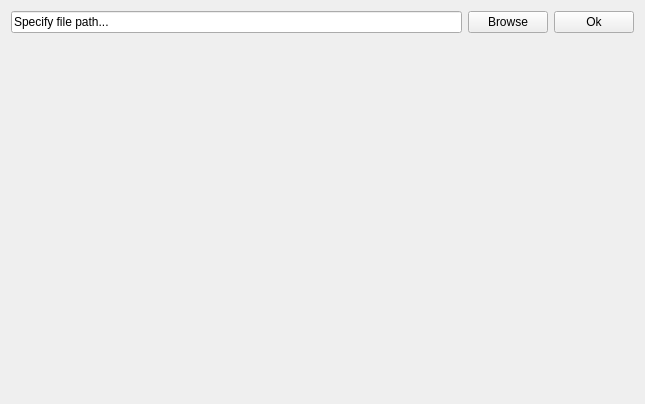
First picture: the form in datareader/energyplus.ui, repository Nobatek/simuplot, before the edit.
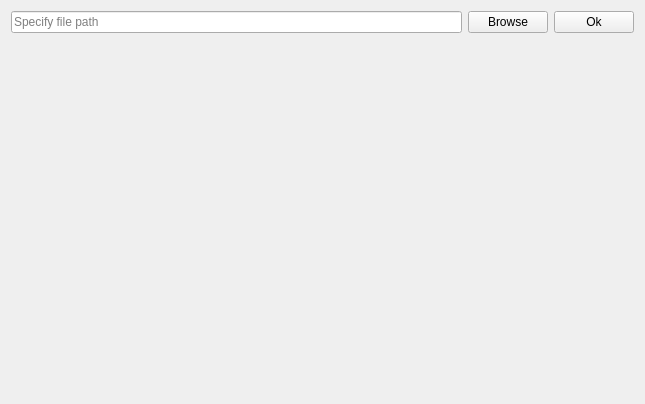
Second picture: the form after the edit.

Commit message: E+ import: minor filepath selector improvement

Diff of the .ui file:
```diff
--- a/datareader/energyplus.ui
+++ b/datareader/energyplus.ui
@@ -19,7 +19,10 @@
      <item>
       <widget class="QLineEdit" name="File_Path_Text">
        <property name="text">
-        <string>Specify file path...</string>
+        <string/>
+       </property>
+       <property name="placeholderText">
+        <string>Specify file path</string>
        </property>
       </widget>
      </item>
```
The commit also changes 1 other file.
